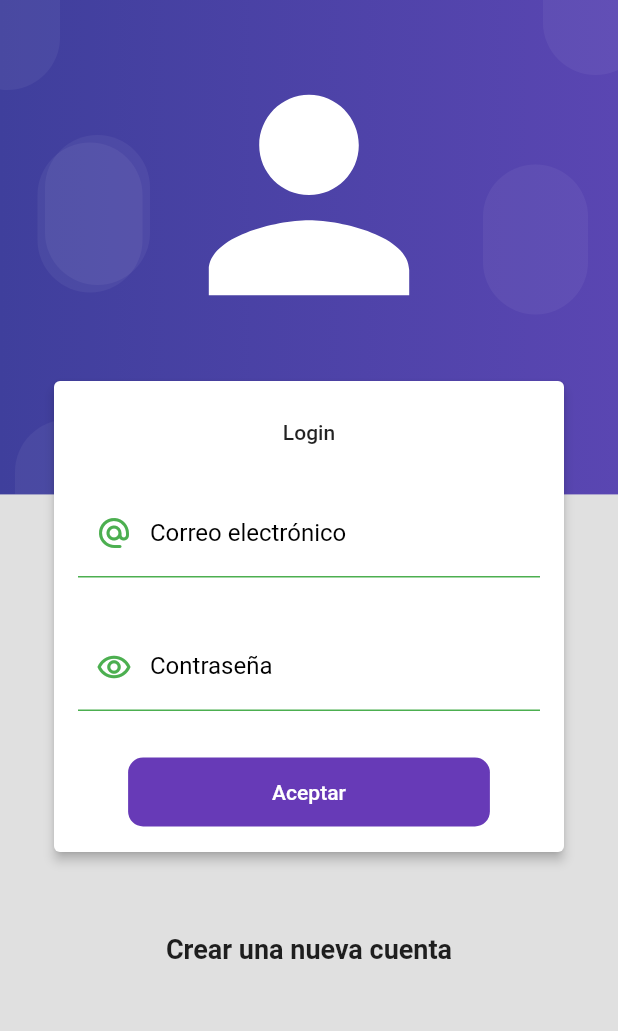
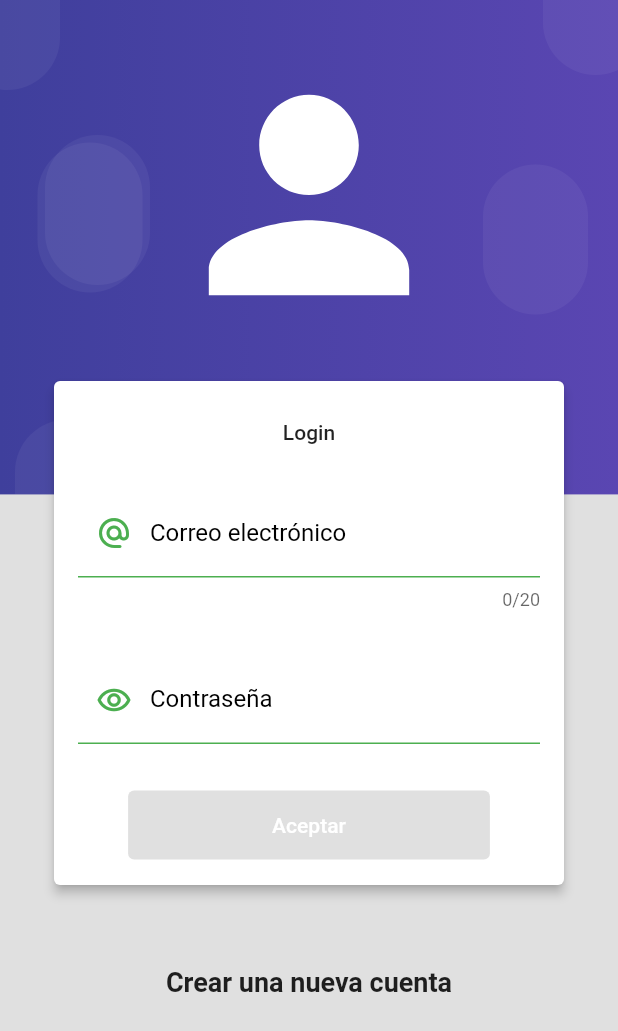
Before and after one commit to ihsa-gonzalo/login-clase-4, a Flutter app: the screen it shows after launch, on a phone screen of 412 x 824 dp. Shown: the top 1031 px of the screen. Run offline on Flutter 3.47's test engine with Material 2 defaults, Android fonts, the phone set to English and light mode, and no system bars.

Commit message:
Ajuste UI dinamico según estado

```diff
--- a/lib/providers/login_form_provider.dart
+++ b/lib/providers/login_form_provider.dart
@@ -1,24 +1,57 @@
 import 'package:flutter/material.dart';
 
 class LoginFormProvider extends ChangeNotifier {
-  GlobalKey<FormState> formKey =  GlobalKey<FormState>();
+  GlobalKey<FormState> formKey = GlobalKey<FormState>();
 
-  String email = '';
-  String password = '';
+  String _usuario = '';
+  String _password = '';
+  Color _buttonColor = Colors.yellow;
 
-  bool _isLoading = false;
-  bool get isLoading => _isLoading;
+  String get usuario => _usuario;
+  String get password => _password;
+  Color get buttonColor => _buttonColor;
+  String get emailPattern => _emailPattern;
 
-  set isLoading(bool value) {
-    _isLoading = value;
+  final String _emailPattern =
+      r'^(([^<>()[\]\\.,;:\s@\"]+(\.[^<>()[\]\\.,;:\s@\"]+)*)|(\".+\"))@((\[[0-9]{1,3}\.[0-9]{1,3}\.[0-9]{1,3}\.[0-9]{1,3}\])|(([a-zA-Z\-0-9]+\.)+[a-zA-Z]{2,}))$';
+
+  void setUsuario(String value) {
+    _usuario = value;
+    _updateButtonColor();
     notifyListeners();
   }
 
-  bool isValidForm() {
-    print(formKey.currentState?.validate());
+  void setPassword(String value) {
+    _password = value;
+    _updateButtonColor();
+    notifyListeners();
+  }
 
-    print('$email - $password');
+  bool isFormValid()
+   {
+    //usa el validator de todos los campos
+    // return formKey.currentState?.validate() ?? false;
+    return usuario.isNotEmpty &&
+        password.isNotEmpty &&
+        checkIsPasswordValid() &&
+        checkIsEmailValid();
+  }
 
-    return formKey.currentState?.validate() ?? false;
+  bool checkIsEmailValid() {
+    RegExp regExp = RegExp(emailPattern);
+    return regExp.hasMatch(usuario);
+  }
+
+  bool checkIsPasswordValid() {
+    return password.length >= 8;
+  }
+
+  void _updateButtonColor() {
+    print('_updateButtonColor');
+    if (isFormValid()) {
+      _buttonColor = Colors.purple;
+    } else {
+      _buttonColor = Colors.yellow;
+    }
   }
 }
--- a/lib/ui/input_decorations.dart
+++ b/lib/ui/input_decorations.dart
@@ -13,6 +13,7 @@ class InputDecorations {
         focusedBorder: const UnderlineInputBorder(
             borderSide: BorderSide(color: Colors.green, width: 2)),
         hintText: hintText,
+
         labelText: labelText,
         labelStyle: const TextStyle(color: Colors.black),
         prefixIcon: prefixIcon != null
--- a/lib/ui/screens/login_screen.dart
+++ b/lib/ui/screens/login_screen.dart
@@ -6,7 +6,11 @@ import 'package:provider/provider.dart';
 import '../../widgets/auth_background.dart';
 import '../../widgets/card_container.dart';
 
-class LoginScreen extends StatelessWidget {
+class LoginScreen extends StatelessWidget
+{
+  //no se refresca si es constante, más rendimiento
+  const LoginScreen({super.key});
+
   @override
   Widget build(BuildContext context) {
     return Scaffold(
@@ -15,6 +19,7 @@ class LoginScreen extends StatelessWidget {
           child: Column(
             children: [
               const SizedBox(height: 250),
+              //usar margen en el cardcontainer
               CardContainer(
                 child: Column(
                   children: [
@@ -31,15 +36,15 @@ class LoginScreen extends StatelessWidget {
                   ],
                 ),
               ),
-              SizedBox(height: 50),
-              Text(
+              const SizedBox(height: 50),
+              const Text(
                 'Crear una nueva cuenta',
                 style: TextStyle(
                   fontSize: 18,
                   fontWeight: FontWeight.bold,
                 ),
               ),
-              SizedBox(height: 50),
+              const SizedBox(height: 50),
             ],
           ),
         ),
@@ -48,6 +53,7 @@ class LoginScreen extends StatelessWidget {
   }
 }
 
+//poner en archivo
 class _LoginForm extends StatelessWidget {
   @override
   Widget build(BuildContext context) {
@@ -60,21 +66,21 @@ class _LoginForm extends StatelessWidget {
         children: [
           TextFormField(
             autocorrect: false,
-            //levantar teclado para validarlo
+            maxLength: 20,
             keyboardType: TextInputType.emailAddress,
             decoration: InputDecorations.authInputDecoration(
               hintText: 'john.doe@gmail.com',
-               labelText: 'Correo electrónico',
+              labelText: 'Correo electrónico',
               prefixIcon: Icons.alternate_email_rounded,
             ),
-            onChanged: (value) => loginForm.email = value,
-            validator: (value) {
-              String pattern =
-                  r'^(([^<>()[\]\\.,;:\s@\"]+(\.[^<>()[\]\\.,;:\s@\"]+)*)|(\".+\"))@((\[[0-9]{1,3}\.[0-9]{1,3}\.[0-9]{1,3}\.[0-9]{1,3}\])|(([a-zA-Z\-0-9]+\.)+[a-zA-Z]{2,}))$';
-              RegExp regExp = RegExp(pattern);
-              return regExp.hasMatch(value ?? '')
-                  ? null
-                  : 'El valor ingresado no es un correo valido';
+            onChanged: (value) => loginForm.setUsuario(value),
+            validator: (value)
+            {
+              if (loginForm.checkIsEmailValid())
+              {
+                return null;
+              }
+              return 'El valor ingresado no es un correo valido';
             },
           ),
           const SizedBox(height: 30),
@@ -86,47 +92,33 @@ class _LoginForm extends StatelessWidget {
                 hintText: '*****',
                 labelText: 'Contraseña',
                 prefixIcon: Icons.remove_red_eye_outlined),
-            onChanged: (value) => loginForm.password = value,
-            validator: (value) {
-              return (value != null && value.length >= 6)
-                  ? null
-                  : 'La contraseña debe de ser de 6 caracteres';
+            onChanged: (value)
+            {
+               loginForm.setPassword(value);
+            },
+            validator: (value)
+            {
+              if (loginForm.checkIsPasswordValid())
+              {
+                return null;
+              }
+              return 'La contraseña debe de ser de 8 caracteres';
             },
           ),
           const SizedBox(height: 30),
-          MaterialButton(
-            shape:
-                RoundedRectangleBorder(borderRadius: BorderRadius.circular(10)),
-            disabledColor: Colors.grey,
-            elevation: 0,
-            color: Colors.deepPurple,
+          ElevatedButton(
+            style: ElevatedButton.styleFrom(backgroundColor: loginForm.buttonColor ),
+            onPressed: loginForm.isFormValid()
+                ? () {
+                    // acción cuando el botón es presionado
+                  }
+                : null,
             child: Container(
-                padding: EdgeInsets.symmetric(horizontal: 80, vertical: 15),
-                child: Text(
-                  loginForm.isLoading ? 'Ingresando' : 'Aceptar',
+                padding: const EdgeInsets.symmetric(horizontal: 80, vertical: 15),
+                child: const Text(
+                 'Aceptar',
                   style: TextStyle(color: Colors.white),
                 )),
-            onPressed:
-             loginForm.isLoading
-            //  &&
-            //         loginForm.email.length != 0 &&
-            //         loginForm.password.length != 0
-                ? null
-                : () async {
-                    FocusScope.of(context).unfocus();
-
-                    if (!loginForm.isValidForm()) return;
-
-                    loginForm.isLoading = true;
-
-                    await Future.delayed(const Duration(seconds: 7));
-
-                    // TODO: validar si el login es correcto
-
-                    loginForm.isLoading = false;
-
-                    Navigator.pushReplacementNamed(context, 'home');
-                  },
           )
         ],
       ),
```
